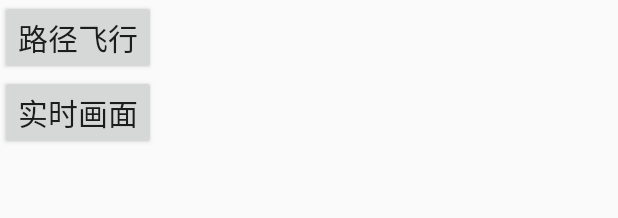
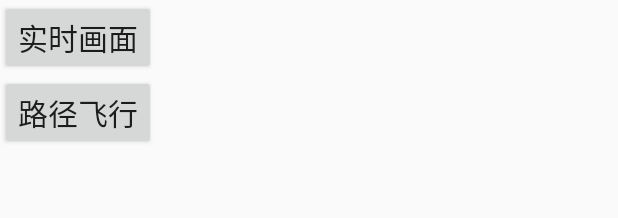
Before and after one commit to yangs2012/dji, an Android app: the layout activity_main.xml on its own in the app's theme, with its tools: preview values and no code run, on a phone screen of 412 x 824 dp. Shown: the top 218 px of the screen. Run offline under Robolectric (Android 15) with nearby library versions, the phone set to English and light mode, and no system bars.

Commit message:
Init commit

```diff
--- a/app/src/main/res/layout/activity_main.xml
+++ b/app/src/main/res/layout/activity_main.xml
@@ -5,18 +5,19 @@
     android:orientation="vertical">
 
     <Button
+        android:id="@+id/main_bt_realtime"
+        android:layout_width="wrap_content"
+        android:layout_height="wrap_content"
+        android:layout_gravity="bottom"
+        android:text="实时画面"
+        android:textSize="20dp" />
+
+    <Button
         android:id="@+id/main_bt_waypoint"
         android:layout_width="wrap_content"
         android:layout_height="wrap_content"
+        android:layout_gravity="bottom"
         android:text="路径飞行"
         android:textSize="20dp" />
 
-    <Button
-        android:id="@+id/main_bt_realtime"
-        android:layout_width="wrap_content"
-        android:layout_height="wrap_content"
-        android:text="实时画面"
-        android:textSize="20dp" />
-
-
 </LinearLayout>
```
